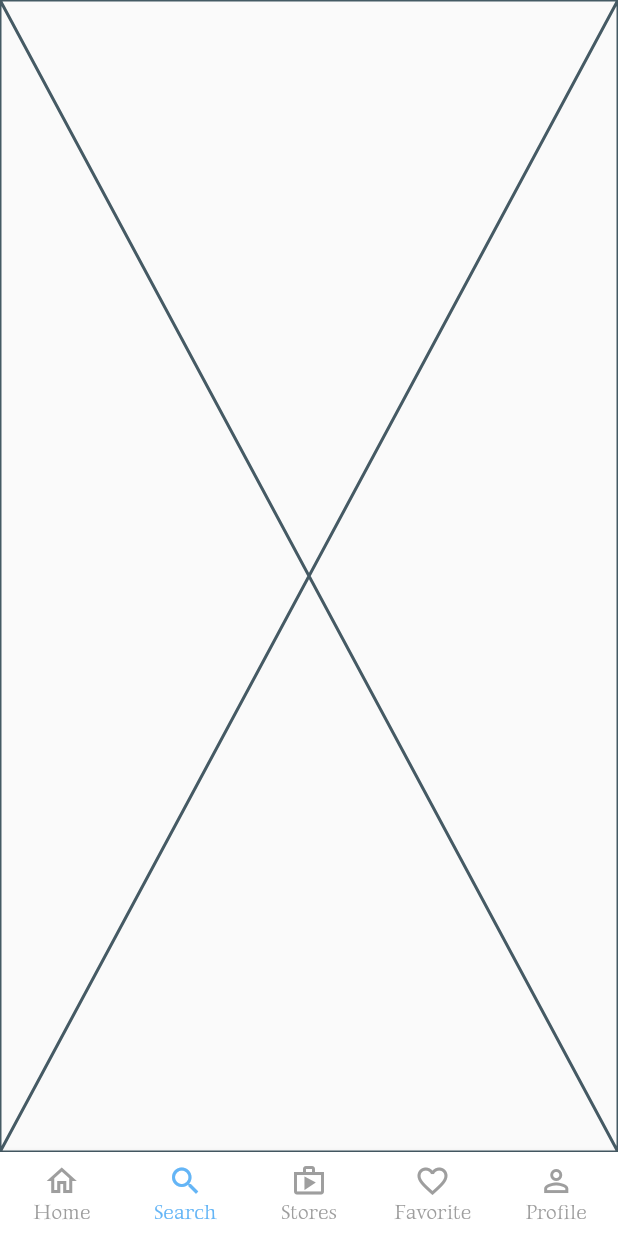
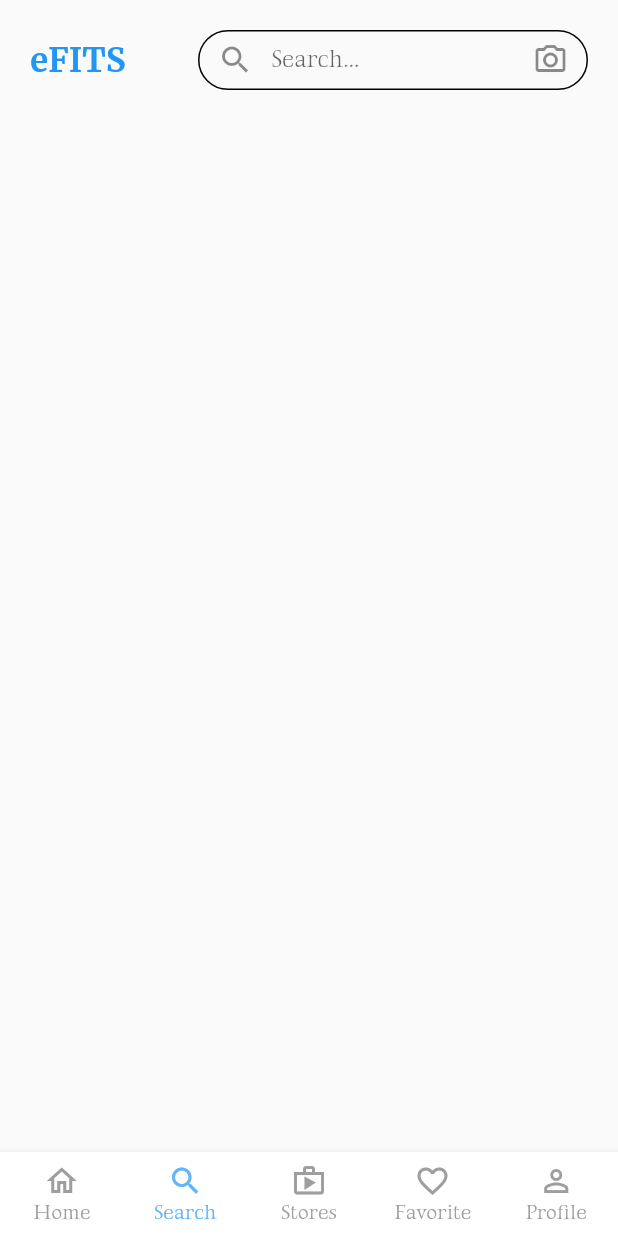
Before and after one commit to anthonyarinze/efits, a Flutter app: the screen it shows after launch, item 2 of the bottom bar chosen, on a phone screen of 412 x 824 dp. Run offline on Flutter 3.47's test engine with Material 2 defaults, Android fonts, the phone set to English and light mode, and no system bars.

Commit message:
Search Page Work

```diff
--- a/lib/pages/search.dart
+++ b/lib/pages/search.dart
@@ -1,11 +1,64 @@
-import 'package:flutter/src/widgets/framework.dart';
-import 'package:flutter/src/widgets/placeholder.dart';
+import 'package:flutter/material.dart';
 
-class Search extends StatelessWidget {
+class Search extends StatefulWidget {
   const Search({super.key});
 
   @override
+  State<Search> createState() => _SearchState();
+}
+
+class _SearchState extends State<Search> {
+  final TextEditingController _controller = TextEditingController();
+  @override
   Widget build(BuildContext context) {
-    return const Placeholder();
+    return SafeArea(
+      child: Scaffold(
+        resizeToAvoidBottomInset: false,
+        body: SingleChildScrollView(
+          scrollDirection: Axis.vertical,
+          child: Column(
+            children: [
+              Padding(
+                padding: const EdgeInsets.symmetric(
+                    vertical: 20.0, horizontal: 20.0),
+                child: Row(
+                  mainAxisAlignment: MainAxisAlignment.spaceBetween,
+                  children: [
+                    const Text(
+                      "eFITS",
+                      style: TextStyle(
+                        color: Colors.blue,
+                        fontSize: 22,
+                        fontFamily: "Merriweather",
+                        fontWeight: FontWeight.bold,
+                      ),
+                    ),
+                    Container(
+                      height: 40,
+                      width: 260,
+                      decoration: BoxDecoration(
+                        border: Border.all(
+                          color: Colors.black,
+                        ),
+                        borderRadius: BorderRadius.circular(50.0),
+                      ),
+                      child: TextField(
+                        controller: _controller,
+                        decoration: const InputDecoration(
+                          border: InputBorder.none,
+                          hintText: "Search...",
+                          prefixIcon: Icon(Icons.search_outlined),
+                          suffixIcon: Icon(Icons.camera_alt_outlined),
+                        ),
+                      ),
+                    ),
+                  ],
+                ),
+              ),
+            ],
+          ),
+        ),
+      ),
+    );
   }
 }
```
Also changed, not shown: lib/pages/home.dart (+33 -16 lines), lib/widgets/widgets.dart (+36 -0 lines).
